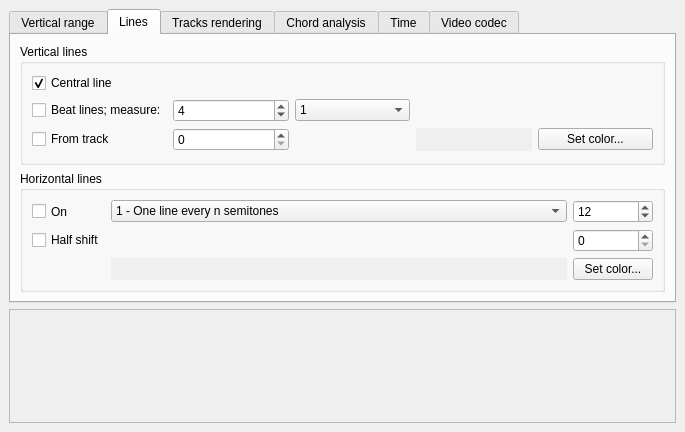
Above: dockwidrender.ui from lgmventura/MusicaVisual before the change. Below: the same form after it.
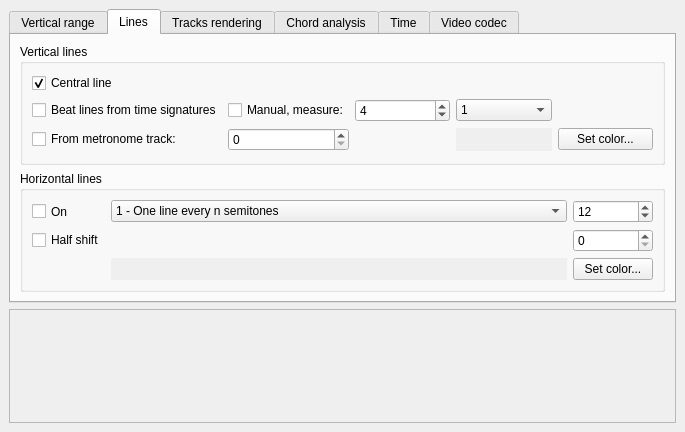
That is the form after the change. The open tabs and pages were chosen to show the change.

Commit message: getting time signature data from midi. Implementing vertical lines for them. Not finished yet...

```diff
--- a/dockwidrender.ui
+++ b/dockwidrender.ui
@@ -229,6 +229,23 @@
            <string>Vertical lines</string>
           </property>
           <layout class="QGridLayout" name="gridLayout_4">
+           <item row="3" column="1">
+            <widget class="QSpinBox" name="sb_vLineTrack">
+             <property name="minimum">
+              <number>0</number>
+             </property>
+             <property name="maximum">
+              <number>127</number>
+             </property>
+            </widget>
+           </item>
+           <item row="3" column="4">
+            <widget class="QPushButton" name="pb_setClr_vlines">
+             <property name="text">
+              <string>Set color...</string>
+             </property>
+            </widget>
+           </item>
            <item row="0" column="0">
             <widget class="QCheckBox" name="checkBox">
              <property name="text">
@@ -239,14 +256,35 @@
              </property>
             </widget>
            </item>
+           <item row="3" column="0">
+            <widget class="QCheckBox" name="cb_vLineTrack">
+             <property name="text">
+              <string>From metronome track:</string>
+             </property>
+            </widget>
+           </item>
+           <item row="3" column="3">
+            <widget class="QWidget" name="widget_vlcolour" native="true">
+             <property name="autoFillBackground">
+              <bool>true</bool>
+             </property>
+            </widget>
+           </item>
            <item row="1" column="0">
-            <widget class="QCheckBox" name="checkBox_2">
+            <widget class="QCheckBox" name="cb_vLineTSig">
              <property name="text">
-              <string>Beat lines; measure:</string>
+              <string>Beat lines from time signatures</string>
              </property>
             </widget>
            </item>
            <item row="1" column="1">
+            <widget class="QCheckBox" name="checkBox_2">
+             <property name="text">
+              <string>Manual, measure:</string>
+             </property>
+            </widget>
+           </item>
+           <item row="1" column="2">
             <widget class="QSpinBox" name="spinBox">
              <property name="minimum">
               <number>1</number>
@@ -259,7 +297,7 @@
              </property>
             </widget>
            </item>
-           <item row="1" column="2">
+           <item row="1" column="3">
             <widget class="QComboBox" name="comboBox_2">
              <property name="currentText">
               <string>1</string>
@@ -301,37 +339,6 @@
              </item>
             </widget>
            </item>
-           <item row="2" column="0">
-            <widget class="QCheckBox" name="cb_vLineTrack">
-             <property name="text">
-              <string>From track</string>
-             </property>
-            </widget>
-           </item>
-           <item row="2" column="1">
-            <widget class="QSpinBox" name="sb_vLineTrack">
-             <property name="minimum">
-              <number>0</number>
-             </property>
-             <property name="maximum">
-              <number>127</number>
-             </property>
-            </widget>
-           </item>
-           <item row="2" column="3">
-            <widget class="QWidget" name="widget_vlcolour" native="true">
-             <property name="autoFillBackground">
-              <bool>true</bool>
-             </property>
-            </widget>
-           </item>
-           <item row="2" column="4">
-            <widget class="QPushButton" name="pb_setClr_vlines">
-             <property name="text">
-              <string>Set color...</string>
-             </property>
-            </widget>
-           </item>
           </layout>
          </widget>
         </item>
```
Left out of the diff: 2 changed lines with no effect on the pictures. The commit also changes 6 other files.
